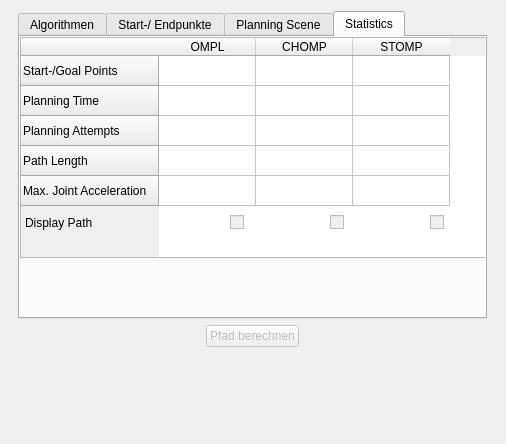
Before: the Qt Designer form rqt_mypkg/resource/MyPlugin.ui in mounteverset/moveit_path_visualizer, drawn with Qt 5.
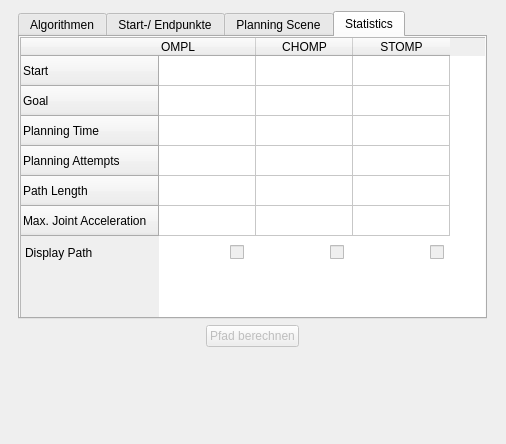
After: the same form once the commit is applied.

Commit message: Msg subscription works and statistics are displayed in GUI properly

Diff of the .ui file:
```diff
--- a/rqt_mypkg/resource/MyPlugin.ui
+++ b/rqt_mypkg/resource/MyPlugin.ui
@@ -413,7 +413,7 @@
          <x>0</x>
          <y>0</y>
          <width>471</width>
-         <height>221</height>
+         <height>291</height>
         </rect>
        </property>
        <attribute name="horizontalHeaderDefaultSectionSize">
@@ -421,7 +421,12 @@
        </attribute>
        <row>
         <property name="text">
-         <string>Start-/Goal Points</string>
+         <string>Start</string>
+        </property>
+       </row>
+       <row>
+        <property name="text">
+         <string>Goal</string>
         </property>
        </row>
        <row>
@@ -448,6 +453,9 @@
         <property name="text">
          <string>OMPL</string>
         </property>
+        <property name="textAlignment">
+         <set>AlignLeading|AlignVCenter</set>
+        </property>
        </column>
        <column>
         <property name="text">
@@ -459,6 +467,78 @@
          <string>STOMP</string>
         </property>
        </column>
+       <item row="0" column="0">
+        <property name="text">
+         <string/>
+        </property>
+        <property name="textAlignment">
+         <set>AlignCenter</set>
+        </property>
+       </item>
+       <item row="0" column="1">
+        <property name="text">
+         <string/>
+        </property>
+        <property name="textAlignment">
+         <set>AlignCenter</set>
+        </property>
+       </item>
+       <item row="0" column="2">
+        <property name="text">
+         <string/>
+        </property>
+        <property name="textAlignment">
+         <set>AlignCenter</set>
+        </property>
+       </item>
+       <item row="1" column="0">
+        <property name="text">
+         <string/>
+        </property>
+        <property name="textAlignment">
+         <set>AlignCenter</set>
+        </property>
+       </item>
+       <item row="1" column="1">
+        <property name="text">
+         <string/>
+        </property>
+        <property name="textAlignment">
+         <set>AlignCenter</set>
+        </property>
+       </item>
+       <item row="1" column="2">
+        <property name="text">
+         <string/>
+        </property>
+        <property name="textAlignment">
+         <set>AlignCenter</set>
+        </property>
+       </item>
+       <item row="2" column="0">
+        <property name="text">
+         <string/>
+        </property>
+        <property name="textAlignment">
+         <set>AlignLeading|AlignVCenter</set>
+        </property>
+       </item>
+       <item row="3" column="0">
+        <property name="text">
+         <string/>
+        </property>
+        <property name="textAlignment">
+         <set>AlignLeading|AlignVCenter</set>
+        </property>
+       </item>
+       <item row="4" column="0">
+        <property name="text">
+         <string/>
+        </property>
+        <property name="textAlignment">
+         <set>AlignLeading|AlignVCenter</set>
+        </property>
+       </item>
       </widget>
       <widget class="QCheckBox" name="ompl_display_checkBox">
        <property name="enabled">
@@ -467,7 +547,7 @@
        <property name="geometry">
         <rect>
          <x>210</x>
-         <y>170</y>
+         <y>200</y>
          <width>31</width>
          <height>31</height>
         </rect>
@@ -483,7 +563,7 @@
        <property name="geometry">
         <rect>
          <x>310</x>
-         <y>170</y>
+         <y>200</y>
          <width>31</width>
          <height>31</height>
         </rect>
@@ -499,7 +579,7 @@
        <property name="geometry">
         <rect>
          <x>410</x>
-         <y>170</y>
+         <y>200</y>
          <width>31</width>
          <height>31</height>
         </rect>
@@ -512,7 +592,7 @@
        <property name="geometry">
         <rect>
          <x>0</x>
-         <y>170</y>
+         <y>200</y>
          <width>131</width>
          <height>31</height>
         </rect>
```
The commit also changes 5 other files.
